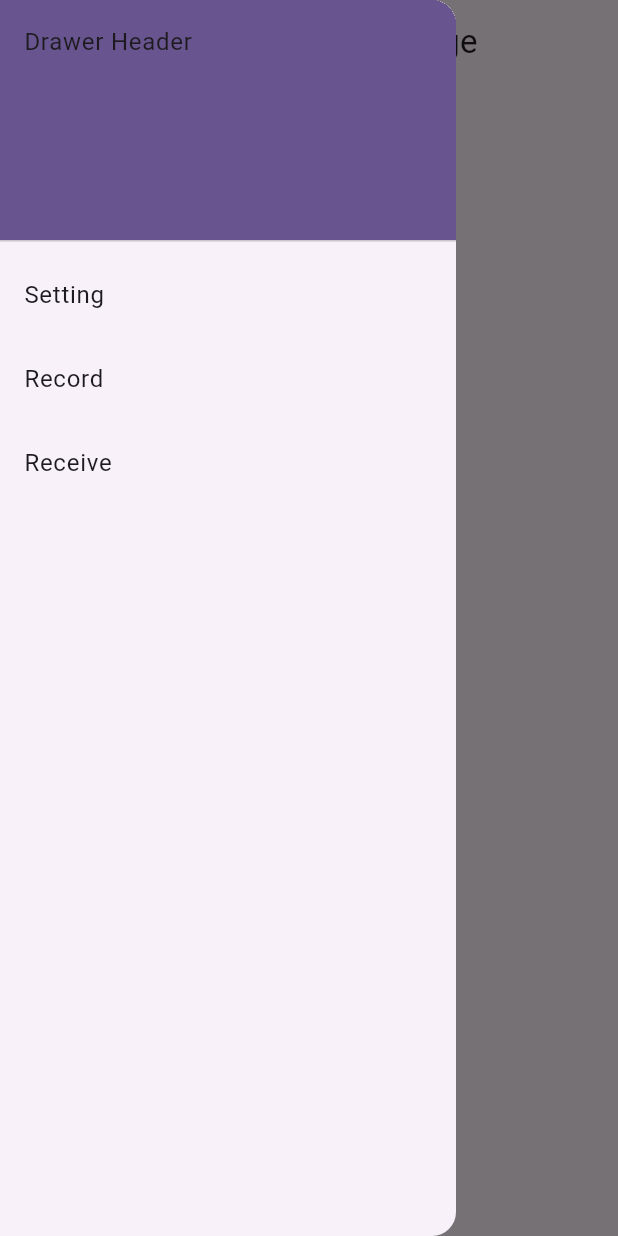
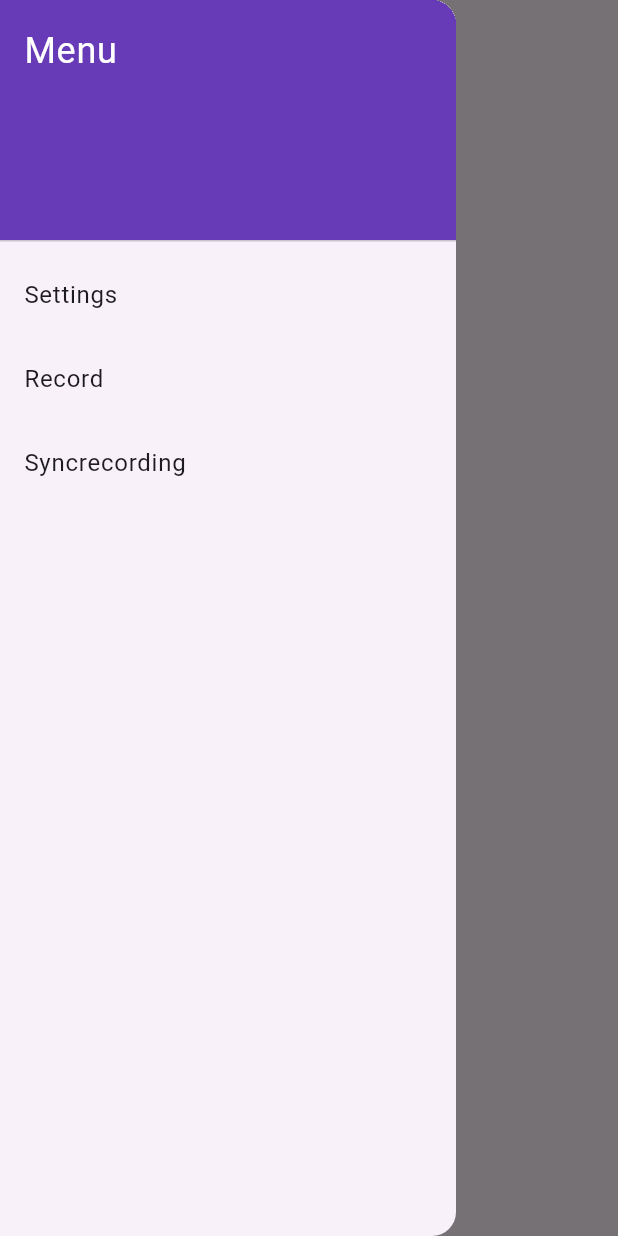
Before and after one commit to xmanflasher/dptapp, a Flutter app: the screen it shows after launch, with the side drawer open, on a phone screen of 412 x 824 dp. Run offline on Flutter 3.47's test engine with Material 3 defaults, Android fonts, the phone set to English and light mode, and no system bars; our stand-ins replace equatable, flutter_bloc, flutter_blue_plus, go_router, hive, hive_flutter; accounts and stored records are empty.

Commit message:
add navidrawer(go_router) add syncrecoding_page add landing page

```diff
--- /dev/null
+++ b/lib/landing.dart
@@ -0,0 +1,28 @@
+import 'package:flutter/material.dart';
+import 'package:flutter_bloc/flutter_bloc.dart';
+import 'presentation/bloc/bloc.dart';
+import 'presentation/routers/router.dart';
+
+class DbtApp extends StatelessWidget {
+  final String env;
+
+  const DbtApp({super.key, required this.env});
+
+  @override
+  Widget build(BuildContext context) {
+    return MultiBlocProvider(
+      providers: [
+        BlocProvider(create: (context) => BluetoothBloc()),
+        BlocProvider(create: (context) => TimerBloc()),
+      ],
+      child: MaterialApp.router(
+        title: 'Flutter Demo',
+        theme: ThemeData(
+          colorScheme: ColorScheme.fromSeed(seedColor: Colors.deepPurple),
+          useMaterial3: true,
+        ),
+        routerConfig: router,
+      ),
+    );
+  }
+}
--- a/lib/main.dart
+++ b/lib/main.dart
@@ -1,40 +1,12 @@
 import 'package:flutter/material.dart';
-import 'package:flutter_bloc/flutter_bloc.dart';
-import 'package:hive_flutter/hive_flutter.dart';
-import 'presentation/bloc/bloc.dart';
-import 'presentation/pages/pages.dart';
-
-
+import 'ini.dart';
+import 'landing.dart';
 
 void main() async {
-  await Hive.initFlutter();
-  await Hive.openBox('timerBox');
-  runApp(const MyApp());
+  WidgetsFlutterBinding.ensureInitialized();
+
+  // Configure dependencies and get the environment
+  final currentEnv = await AppIni.configureDependencies();
+
+  runApp(DbtApp(env: currentEnv));
 }
-
-class MyApp extends StatelessWidget {
-  const MyApp({super.key});
-
-  @override
-  Widget build(BuildContext context) {
-    return MultiBlocProvider(
-      providers: [
-        BlocProvider(create: (context) => BluetoothBloc()),
-        BlocProvider(create: (context) => TimerBloc()),
-      ],
-      child: MaterialApp(
-        title: 'Flutter Demo',
-        theme: ThemeData(
-          colorScheme: ColorScheme.fromSeed(seedColor: Colors.deepPurple),
-          useMaterial3: true,
-        ),
-        home: const MyHomePage(title: 'Flutter Demo Home Page'),
-        routes: {
-          '/record': (context) => const RecordPage(),
-          '/receive': (context) => const ReceivePage(),
-          '/settings': (context) => const SettingsPage(),
-        },
-      ),
-    );
-  }
-}
--- a/lib/presentation/pages/home_page.dart
+++ b/lib/presentation/pages/home_page.dart
@@ -1,52 +1,26 @@
 import 'package:flutter/material.dart';
-
+import 'package:go_router/go_router.dart';
+import '../widgets/widgets.dart';
 class MyHomePage extends StatelessWidget {
-  const MyHomePage({super.key, required this.title});
-
+  const MyHomePage({super.key});
+  /*
   final String title;
-
+  const MyHomePage({Key? key, required this.title}) : super(key: key);
+*/
   @override
   Widget build(BuildContext context) {
     return Scaffold(
+      drawer: NavigationDrawerWidget(),
       appBar: AppBar(
-        title: Text(title),
+        title: const Text('Home'),
       ),
-      drawer: Drawer(
-        child: ListView(
-          padding: EdgeInsets.zero,
-          children: <Widget>[
-            DrawerHeader(
-              decoration: BoxDecoration(
-                color: Theme.of(context).colorScheme.primary,
-              ),
-              child: const Text('Drawer Header'),
-            ),
-            ListTile(
-              title: Text('Setting'),
-              onTap: () {
-                Navigator.pushNamed(context, '/setting');
-              },
-            ),ListTile(
-              title: Text('Record'),
-              onTap: () {
-                Navigator.pushNamed(context, '/record');
-              },
-            ),
-            ListTile(
-              title: Text('Receive'),
-              onTap: () {
-                Navigator.pushNamed(context, '/receive');
-              },
-            ),
-          ],
-        ),
-      ),
+
       body: Center(
         child: ElevatedButton(
           onPressed: () {
-            Navigator.pushNamed(context, '/record');
+            context.go('/record');
           },
-          child: const Text('Go to Record Page'),
+          child: const Text('testing'),
         ),
       ),
     );
--- a/lib/presentation/pages/pages.dart
+++ b/lib/presentation/pages/pages.dart
@@ -1,4 +1,5 @@
 export 'home_page.dart';
 export 'record_page.dart';
-export 'syncrecording.dart';
+export 'syncrecording_page.dart';
 export 'settings_page.dart';
+export '../../landing.dart';
--- a/lib/presentation/pages/record_page.dart
+++ b/lib/presentation/pages/record_page.dart
@@ -1,4 +1,5 @@
 import 'package:flutter/material.dart';
+import '../widgets/widgets.dart';
 
 class RecordPage extends StatelessWidget {
   const RecordPage({super.key});
@@ -6,6 +7,7 @@ class RecordPage extends StatelessWidget {
   @override
   Widget build(BuildContext context) {
     return Scaffold(
+      drawer: NavigationDrawerWidget(),
       appBar: AppBar(
         title: const Text('Record Page'),
       ),
--- a/lib/presentation/pages/settings_page.dart
+++ b/lib/presentation/pages/settings_page.dart
@@ -1,6 +1,7 @@
 import 'package:flutter/material.dart';
 import 'package:flutter_bloc/flutter_bloc.dart';
 import '../bloc/bluetooth/bluetooth_bloc.dart';
+import '../widgets/widgets.dart';
 
 class SettingsPage extends StatelessWidget {
   const SettingsPage({super.key});
@@ -8,6 +9,7 @@ class SettingsPage extends StatelessWidget {
   @override
   Widget build(BuildContext context) {
     return Scaffold(
+      drawer: NavigationDrawerWidget(),
       appBar: AppBar(
         title: const Text('Settings'),
       ),
--- a/lib/presentation/pages/syncrecording.dart
+++ b/lib/presentation/pages/syncrecording_page.dart
@@ -3,14 +3,15 @@ import 'package:flutter_bloc/flutter_bloc.dart';
 import '../bloc/bloc.dart';
 import '../widgets/widgets.dart';
 
-class ReceivePage extends StatelessWidget {
-  const ReceivePage({super.key});
+class SyncrecordingPage extends StatelessWidget {
+  const SyncrecordingPage({super.key});
 
   @override
   Widget build(BuildContext context) {
     return Scaffold(
+      drawer: NavigationDrawerWidget(),
       appBar: AppBar(
-        title: const Text('Receive Data'),
+        title: const Text('Syncrecording'),
       ),
       body: BlocBuilder<BluetoothBloc, BluetoothState>(
         builder: (context, state) {
--- /dev/null
+++ b/lib/presentation/routers/router.dart
@@ -0,0 +1,24 @@
+import 'package:go_router/go_router.dart';
+import '../pages/pages.dart';
+
+final GoRouter router = GoRouter(
+  initialLocation: '/home',
+  routes: [
+    GoRoute(
+      path: '/home',
+      builder: (context, state) => const MyHomePage(),
+    ),
+    GoRoute(
+      path: '/record',
+      builder: (context, state) => const RecordPage(),
+    ),
+    GoRoute(
+      path: '/settings',
+      builder: (context, state) => const SettingsPage(),
+    ),
+    GoRoute(
+      path: '/syncrecording',
+      builder: (context, state) => const SyncrecordingPage(),
+    ),
+  ],
+);
--- /dev/null
+++ b/lib/presentation/widgets/navigation_drawer_widget.dart
@@ -0,0 +1,45 @@
+import 'package:flutter/material.dart';
+import 'package:go_router/go_router.dart';
+
+class NavigationDrawerWidget extends StatelessWidget {
+  @override
+  Widget build(BuildContext context) {
+    return Drawer(
+      child: ListView(
+        padding: EdgeInsets.zero,
+        children: <Widget>[
+          const DrawerHeader(
+            decoration: BoxDecoration(
+              color: Colors.deepPurple,
+            ),
+            child: Text(
+              'Menu',
+              style: TextStyle(
+                color: Colors.white,
+                fontSize: 24,
+              ),
+            ),
+          ),
+          ListTile(
+            title: const Text('Settings'),
+            onTap: () {
+              context.go('/settings');
+            },
+          ),
+          ListTile(
+            title: const Text('Record'),
+            onTap: () {
+              context.go('/record');
+            },
+          ),
+          ListTile(
+            title: const Text('Syncrecording'),
+            onTap: () {
+              context.go('/syncrecording');
+            },
+          ),
+        ],
+      ),
+    );
+  }
+}
--- a/lib/presentation/widgets/widgets.dart
+++ b/lib/presentation/widgets/widgets.dart
@@ -1 +1,2 @@
 export 'dashboard.dart';
+export 'navigation_drawer_widget.dart';
--- a/pubspec.yaml
+++ b/pubspec.yaml
@@ -16,6 +16,7 @@ dependencies:
   equatable: ^2.0.3
   hive: ^2.0.4
   hive_flutter: ^1.1.0
+  go_router: ^14.6.2
   flutter_blue_plus: ^1.0.0
   http: ^0.13.3
   cupertino_icons: ^1.0.6
```
Also changed, not shown: lib/ini.dart (+28 -0 lines), pubspec.lock, 1 other file.
